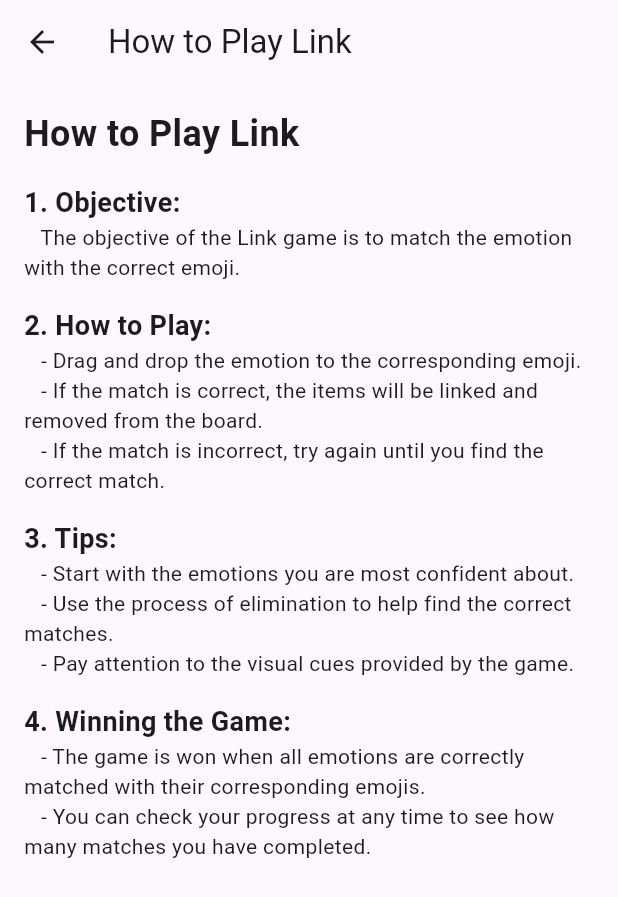
After one commit to Chrislou23/flutter-group7, a Flutter app: the LinkGamePage screen opened by its route, after a tap on "How to play", on a phone screen of 412 x 824 dp. The commit adds this screen. Shown: the top 897 px of the screen. Run offline on Flutter 3.47's test engine with Material 3 defaults, Android fonts, the phone set to English and light mode, and no system bars; our stand-ins replace firebase_core; accounts and stored records are empty.

Commit message:
link instructions done

```diff
--- a/lib/main.dart
+++ b/lib/main.dart
@@ -2,7 +2,9 @@ import 'package:flutter/material.dart';
 import 'pages/home_page/home_page.dart';
 import 'pages/games_page/game_page.dart';
 import 'pages/friends_page/friend_page.dart';
-import 'pages/account_page/account_page.dart';
+import 'pages/games_page/crossword/crossword_game_page.dart';
+import 'pages/games_page/link/link_game_page.dart';
+import 'pages/games_page/link/link_instructions.dart';
 
 void main() {
   runApp(const MyApp());
@@ -23,8 +25,9 @@ class MyApp extends StatelessWidget {
       routes: {
         '/game': (context) => const GamePage(),
         '/friends': (context) => const FriendPage(),
-        '/account': (context) => const LoginPage()
-
+        '/crossword': (context) => const CrosswordGamePage(),
+        '/link': (context) => const LinkGamePage(),
+        '/link_instructions': (context) => const LinkInstructions(),
       },
     );
   }
--- a/lib/pages/games_page/link/link_game_page.dart
+++ b/lib/pages/games_page/link/link_game_page.dart
@@ -1,5 +1,7 @@
+import 'package:flutter/foundation.dart';
 import 'package:flutter/material.dart';
 import 'package:mobile_games/pages/games_page/link/link.dart';
+import 'package:mobile_games/pages/games_page/link/link_instructions.dart';
 
 class LinkGamePage extends StatelessWidget {
   const LinkGamePage({super.key});
@@ -15,7 +17,7 @@ class LinkGamePage extends StatelessWidget {
             Navigator.pop(context); // Navigate back to previous page
           },
         ),
-        title: const Text('Game Title', style: TextStyle(color: Colors.black)),
+        title: const Text('Link Game', style: TextStyle(color: Colors.black)),
         centerTitle: true,
         actions: [
           IconButton(
@@ -50,20 +52,24 @@ class LinkGamePage extends StatelessWidget {
             text: 'Create a private game',
             onPressed: () {
               // Action for creating a private game
-              print('Create a private game pressed');
+              if (kDebugMode) {
+                print('Create a private game pressed');
+              }
             },
           ),
           const SizedBox(height: 10),
           CustomButton(
             text: 'Fast game',
             onPressed: () {
-              // open the link game
               Navigator.push(
                 context,
                 MaterialPageRoute(
                   builder: (context) => const LinkGame(),
                 ),
               );
+              if (kDebugMode) {
+                print('Fast game pressed');
+              }
             },
           ),
         ],
@@ -74,7 +80,7 @@ class LinkGamePage extends StatelessWidget {
 
 // Widget for Tab Buttons (Game, Rank, How to play)
 class TabButtons extends StatelessWidget {
-  const TabButtons({Key? key}) : super(key: key);
+  const TabButtons({super.key});
 
   @override
   Widget build(BuildContext context) {
@@ -84,7 +90,9 @@ class TabButtons extends StatelessWidget {
         GestureDetector(
           onTap: () {
             // Handle Game tab tap
-            print('Game tab pressed');
+            if (kDebugMode) {
+              print('Game tab pressed');
+            }
           },
           child: const Text('Game', style: TextStyle(fontSize: 18)),
         ),
@@ -92,7 +100,9 @@ class TabButtons extends StatelessWidget {
         GestureDetector(
           onTap: () {
             // Handle Rank tab tap
-            print('Rank tab pressed');
+            if (kDebugMode) {
+              print('Rank tab pressed');
+            }
           },
           child: const Text('Rank', style: TextStyle(fontSize: 18)),
         ),
@@ -100,7 +110,12 @@ class TabButtons extends StatelessWidget {
         GestureDetector(
           onTap: () {
             // Handle How to play tab tap
-            print('How to play tab pressed');
+            Navigator.push(
+              context,
+              MaterialPageRoute(
+                builder: (context) => const LinkInstructions(),
+              ),
+            );
           },
           child: const Text('How to play', style: TextStyle(fontSize: 18)),
         ),
--- /dev/null
+++ b/lib/pages/games_page/link/link_instructions.dart
@@ -0,0 +1,75 @@
+import 'package:flutter/material.dart';
+
+class LinkInstructions extends StatelessWidget {
+  const LinkInstructions({super.key});
+
+  @override
+  Widget build(BuildContext context) {
+    return Scaffold(
+      appBar: AppBar(
+        title: const Text('How to Play Link'),
+      ),
+      body: const Padding(
+        padding: EdgeInsets.all(16.0),
+        child: SingleChildScrollView(
+          child: Column(
+            crossAxisAlignment: CrossAxisAlignment.start,
+            children: <Widget>[
+              Text(
+                'How to Play Link',
+                style: TextStyle(fontSize: 24, fontWeight: FontWeight.bold),
+              ),
+              SizedBox(height: 16),
+              Text(
+                '1. Objective:',
+                style: TextStyle(fontSize: 18, fontWeight: FontWeight.bold),
+              ),
+              Text(
+                '   The objective of the Link game is to match the emotion with the correct emoji.',
+              ),
+              SizedBox(height: 16),
+              Text(
+                '2. How to Play:',
+                style: TextStyle(fontSize: 18, fontWeight: FontWeight.bold),
+              ),
+              Text(
+                '   - Drag and drop the emotion to the corresponding emoji.',
+              ),
+              Text(
+                '   - If the match is correct, the items will be linked and removed from the board.',
+              ),
+              Text(
+                '   - If the match is incorrect, try again until you find the correct match.',
+              ),
+              SizedBox(height: 16),
+              Text(
+                '3. Tips:',
+                style: TextStyle(fontSize: 18, fontWeight: FontWeight.bold),
+              ),
+              Text(
+                '   - Start with the emotions you are most confident about.',
+              ),
+              Text(
+                '   - Use the process of elimination to help find the correct matches.',
+              ),
+              Text(
+                '   - Pay attention to the visual cues provided by the game.',
+              ),
+              SizedBox(height: 16),
+              Text(
+                '4. Winning the Game:',
+                style: TextStyle(fontSize: 18, fontWeight: FontWeight.bold),
+              ),
+              Text(
+                '   - The game is won when all emotions are correctly matched with their corresponding emojis.',
+              ),
+              Text(
+                '   - You can check your progress at any time to see how many matches you have completed.',
+              ),
+            ],
+          ),
+        ),
+      ),
+    );
+  }
+}
```
